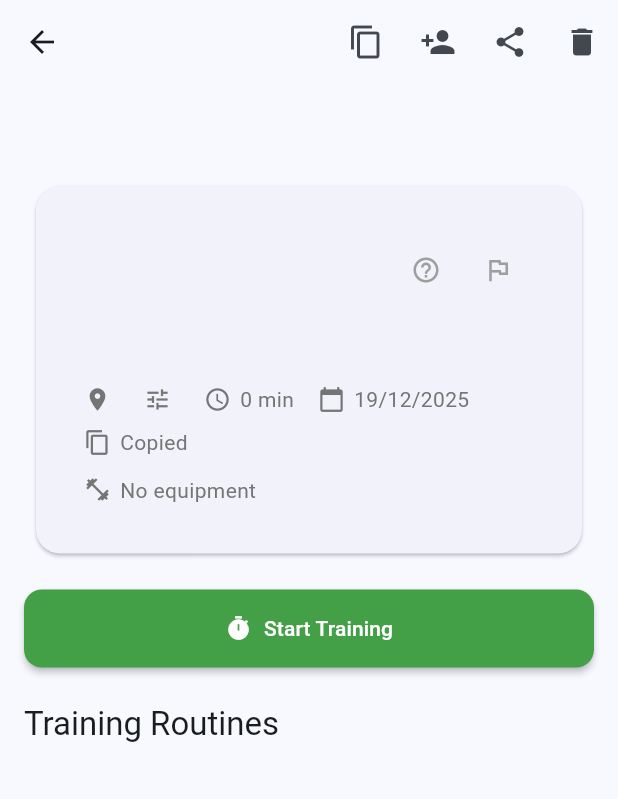
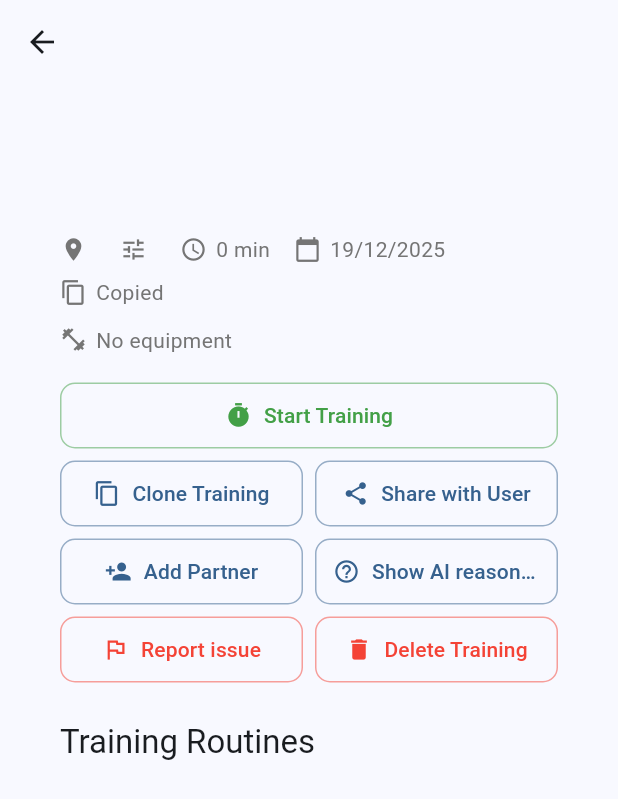
Before and after one commit to streambinder/vigor, a Flutter app: the TrainingDetailsScreen screen opened directly with empty values, on a phone screen of 412 x 824 dp. Shown: the top 799 px of the screen. Run offline on Flutter 3.47's test engine with Material 3 defaults, Android fonts, the phone set to English and light mode, and no system bars; our stand-ins replace flutter_secure_storage, google_sign_in, logger, shared_preferences; missing offline and left inert: dart:js_interop, google_sign_in_web; accounts and stored records are empty; generated files the repository leaves out were written again; network calls fail.

Commit message:
refactor(app): simplify training details screen layout
- Remove card wrapper from header section
- Remove duplicate training name (already in app bar)
- Move all action buttons to unified 2-column grid
- Consolidate clone, share, partner, reasoning, report, delete buttons
- Increase horizontal padding to 40px

```diff
--- a/app/lib/screens/training_details_screen.dart
+++ b/app/lib/screens/training_details_screen.dart
@@ -603,81 +603,13 @@ class _TrainingDetailsScreenState extends State<TrainingDetailsScreen> {
             ),
             onPressed: () => _navigateToActivityScreen(context),
           ),
-          actions: [
-            AdaptiveIconButton(
-              icon: const Icon(Icons.copy),
-              tooltip: l10n.cloneTraining,
-              onPressed: () => _cloneTraining(context),
-            ),
-            // only owner can add partners
-            if (isOwner)
-              AdaptiveIconButton(
-                icon: const Icon(Icons.person_add),
-                tooltip: l10n.addPartner,
-                onPressed: () => _showAddPartnerDialog(context),
-              ),
-            AdaptiveIconButton(
-              icon: const Icon(Icons.share),
-              tooltip: l10n.shareWithUser,
-              onPressed: () => _showCopyTrainingDialog(context),
-            ),
-            AdaptiveIconButton(
-              icon: Icon(
-                Icons.delete,
-                color: isOwner ? null : Colors.grey,
-              ),
-              tooltip: isOwner ? l10n.deleteTraining : l10n.leaveTraining,
-              onPressed: () => _deleteTraining(context),
-            ),
-          ],
         ),
         body: SingleChildScrollView(
-        padding: const EdgeInsets.all(16.0),
+        padding: const EdgeInsets.symmetric(horizontal: 40.0, vertical: 16.0),
         child: Column(
           crossAxisAlignment: CrossAxisAlignment.start,
           children: [
-            // Training header card
-            AdaptiveCard(
-              child: Padding(
-                padding: const EdgeInsets.all(16.0),
-                child: Column(
-                  crossAxisAlignment: CrossAxisAlignment.start,
-                  children: [
-                    Row(
-                      children: [
-                        Expanded(
-                          child: Text(
-                            training.name,
-                            style: PlatformHelper.useLiquidGlass
-                                ? LiquidGlassTheme.headlineStyle.copyWith(fontSize: 24)
-                                : Theme.of(context).textTheme.headlineMedium,
-                          ),
-                        ),
-                        IconButton(
-                          icon: Icon(
-                            Icons.help_outline,
-                            size: 20,
-                            color: PlatformHelper.useLiquidGlass
-                                ? LiquidGlassTheme.captionStyle.color
-                                : Colors.grey,
-                          ),
-                          tooltip: l10n.showAiReasoning,
-                          onPressed: () => _showReasoningDialog(context),
-                        ),
-                        IconButton(
-                          icon: Icon(
-                            Icons.flag_outlined,
-                            size: 20,
-                            color: PlatformHelper.useLiquidGlass
-                                ? LiquidGlassTheme.captionStyle.color
-                                : Colors.grey,
-                          ),
-                          tooltip: l10n.reportIssue,
-                          onPressed: () => _showReportDialog(context),
-                        ),
-                      ],
-                    ),
-                    const SizedBox(height: 12),
+            // Training header
             Text(
               training.description,
               style: PlatformHelper.useLiquidGlass
@@ -753,77 +685,113 @@ class _TrainingDetailsScreenState extends State<TrainingDetailsScreen> {
             // collapsible references section
             if (training.references.isNotEmpty)
               _buildReferencesSection(context),
-                  ],
-                ),
-              ),
-            ),
             const SizedBox(height: 16),
 
-            // Start Tabata Timer button
-            SizedBox(
-              width: double.infinity,
-              child: ElevatedButton.icon(
+            // Action buttons grid (2 per row)
+            Row(
+              children: [
+                Expanded(
+                  child: _buildActionButton(
+                    context,
+                    icon: Icons.timer,
+                    label: l10n.startTraining,
                     onPressed: () async {
                       final completed = await Navigator.of(context).push<bool>(
                         MaterialPageRoute(
                           builder: (context) => TabataTimerScreen(training: training),
                         ),
                       );
-                  // if the timer returned true (training completed), refresh
                       if (completed == true && context.mounted) {
                         Navigator.of(context).pop(true);
                       }
                     },
-                icon: const Icon(Icons.timer),
-                label: Text(l10n.startTraining),
-                style: ElevatedButton.styleFrom(
-                  backgroundColor: PlatformHelper.useLiquidGlass
-                      ? LiquidGlassTheme.successColor
-                      : Colors.green[600],
-                  foregroundColor: Colors.white,
-                  padding: const EdgeInsets.symmetric(vertical: 16),
-                  shape: RoundedRectangleBorder(
-                    borderRadius: BorderRadius.circular(12),
+                    isPrimary: true,
                   ),
                 ),
-              ),
-            ),
-            // Mark as Complete button (only show if not already completed, only owner can complete)
                 if (training.completedAt == null) ...[
-              const SizedBox(height: 12),
-              SizedBox(
-                width: double.infinity,
-                child: OutlinedButton.icon(
+                  const SizedBox(width: 8),
+                  Expanded(
+                    child: _buildActionButton(
+                      context,
+                      icon: Icons.check_circle_outline,
+                      label: l10n.markAsComplete,
                       onPressed: isOwner ? () => _completeTraining(context) : null,
-                  icon: Icon(
-                    Icons.check_circle_outline,
-                    color: isOwner ? null : Colors.grey,
-                  ),
-                  label: Text(
-                    l10n.markAsComplete,
-                    style: TextStyle(
-                      color: isOwner ? null : Colors.grey,
-                    ),
-                  ),
-                  style: OutlinedButton.styleFrom(
-                    foregroundColor: PlatformHelper.useLiquidGlass
-                        ? LiquidGlassTheme.successColor
-                        : Colors.green[600],
-                    side: BorderSide(
-                      color: isOwner
-                          ? (PlatformHelper.useLiquidGlass
-                              ? LiquidGlassTheme.successColor
-                              : Colors.green[600]!)
-                          : Colors.grey,
-                    ),
-                    padding: const EdgeInsets.symmetric(vertical: 16),
-                    shape: RoundedRectangleBorder(
-                      borderRadius: BorderRadius.circular(12),
-                    ),
-                  ),
+                      isPrimary: true,
                     ),
                   ),
                 ],
+              ],
+            ),
+            const SizedBox(height: 4),
+            Row(
+              children: [
+                Expanded(
+                  child: _buildActionButton(
+                    context,
+                    icon: Icons.copy,
+                    label: l10n.cloneTraining,
+                    onPressed: () => _cloneTraining(context),
+                  ),
+                ),
+                const SizedBox(width: 8),
+                Expanded(
+                  child: _buildActionButton(
+                    context,
+                    icon: Icons.share,
+                    label: l10n.shareWithUser,
+                    onPressed: () => _showCopyTrainingDialog(context),
+                  ),
+                ),
+              ],
+            ),
+            const SizedBox(height: 4),
+            Row(
+              children: [
+                if (isOwner) ...[
+                  Expanded(
+                    child: _buildActionButton(
+                      context,
+                      icon: Icons.person_add,
+                      label: l10n.addPartner,
+                      onPressed: () => _showAddPartnerDialog(context),
+                    ),
+                  ),
+                  const SizedBox(width: 8),
+                ],
+                Expanded(
+                  child: _buildActionButton(
+                    context,
+                    icon: Icons.help_outline,
+                    label: l10n.showAiReasoning,
+                    onPressed: () => _showReasoningDialog(context),
+                  ),
+                ),
+              ],
+            ),
+            const SizedBox(height: 4),
+            Row(
+              children: [
+                Expanded(
+                  child: _buildActionButton(
+                    context,
+                    icon: Icons.flag_outlined,
+                    label: l10n.reportIssue,
+                    onPressed: () => _showReportDialog(context),
+                    isDestructive: true,
+                  ),
+                ),
+                const SizedBox(width: 8),
+                Expanded(
+                  child: _buildActionButton(
+                    context,
+                    icon: Icons.delete,
+                    label: isOwner ? l10n.deleteTraining : l10n.leaveTraining,
+                    onPressed: () => _deleteTraining(context),
+                    isDestructive: true,
+                  ),
+                ),
+              ],
+            ),
             const SizedBox(height: 24),
 
             // Routines
@@ -1161,6 +1129,45 @@ class _TrainingDetailsScreenState extends State<TrainingDetailsScreen> {
     );
   }
 
+  Widget _buildActionButton(
+    BuildContext context, {
+    required IconData icon,
+    required String label,
+    required VoidCallback? onPressed,
+    bool isDestructive = false,
+    bool isPrimary = false,
+  }) {
+    final isDisabled = onPressed == null;
+    final Color color;
+    if (isDisabled) {
+      color = Colors.grey;
+    } else if (isDestructive) {
+      color = Colors.red;
+    } else if (isPrimary) {
+      color = PlatformHelper.useLiquidGlass
+          ? LiquidGlassTheme.successColor
+          : Colors.green[600]!;
+    } else {
+      color = PlatformHelper.useLiquidGlass
+          ? LiquidGlassTheme.primaryColor
+          : Theme.of(context).colorScheme.primary;
+    }
+
+    return OutlinedButton.icon(
+      onPressed: onPressed,
+      icon: Icon(icon, size: 18),
+      label: Text(label, overflow: TextOverflow.ellipsis),
+      style: OutlinedButton.styleFrom(
+        foregroundColor: color,
+        side: BorderSide(color: color.withOpacity(0.5)),
+        padding: const EdgeInsets.symmetric(vertical: 12, horizontal: 12),
+        shape: RoundedRectangleBorder(
+          borderRadius: BorderRadius.circular(10),
+        ),
+      ),
+    );
+  }
+
   Widget _buildExerciseDetailsRow(
       BuildContext context, Exercise exercise, List<String> modifiers) {
     final items = <Widget>[];
```
Lines whose indentation alone changed are shown as unchanged.
